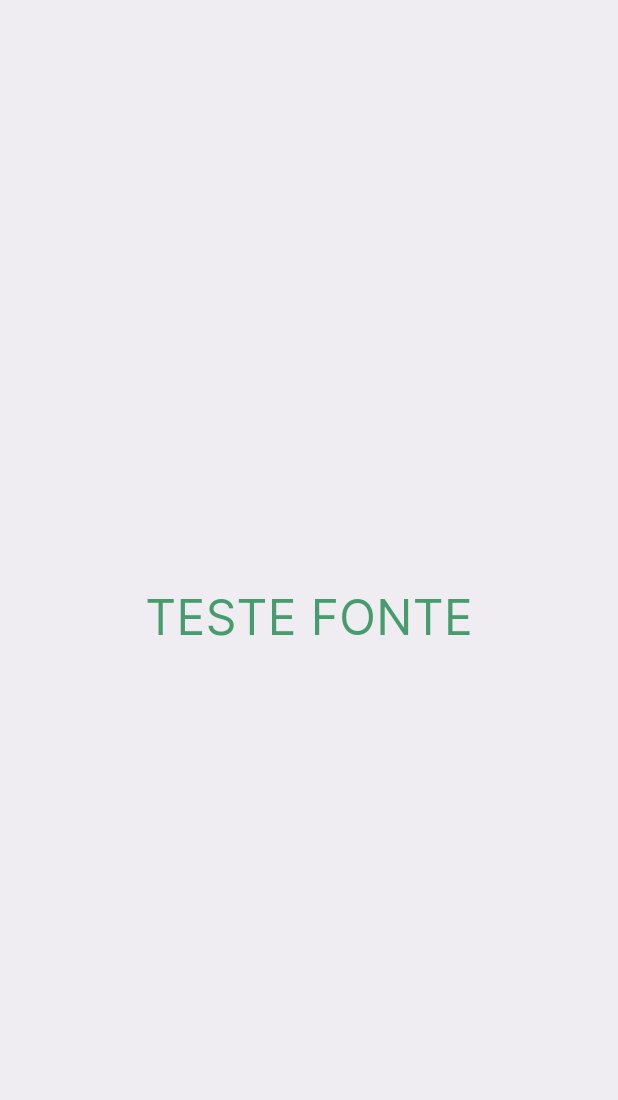
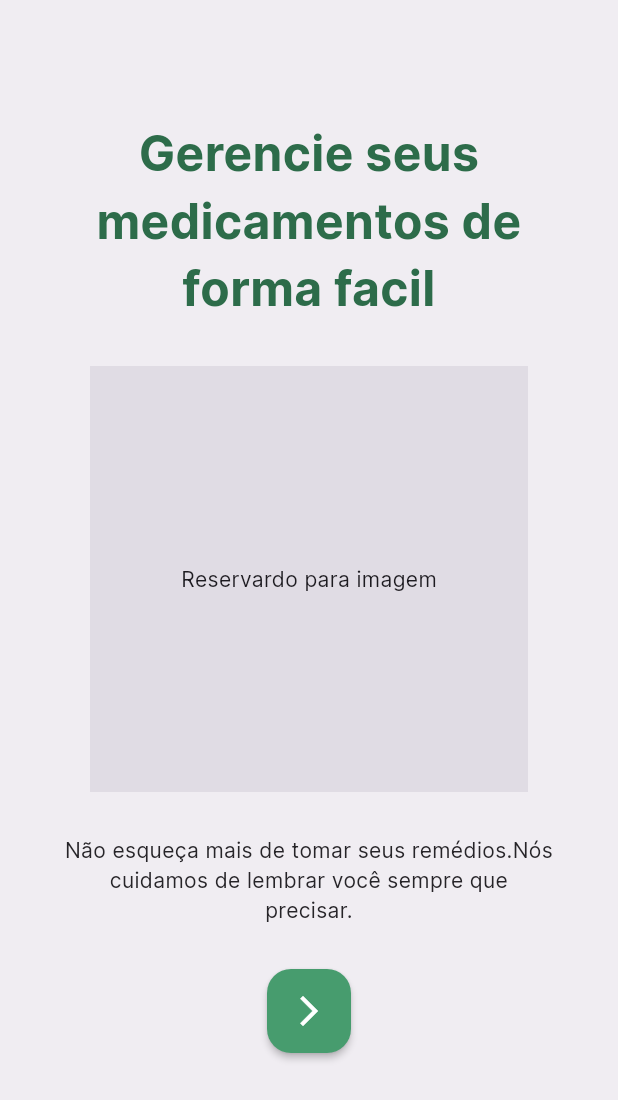
Before and after one commit to smiqueias/saude_agendada, a Flutter app: the screen it shows after launch, on a phone screen of 412 x 824 dp. Shown: the top 1100 px of the screen. Run offline on Flutter 3.47's test engine with Material 3 defaults, Android fonts, the phone set to English and light mode, and no system bars; our stand-ins replace get_it, sembast.

Commit message:
welcome screen

```diff
--- a/lib/ui/screens/welcome/welcome_screen.dart
+++ b/lib/ui/screens/welcome/welcome_screen.dart
@@ -15,15 +15,54 @@ class _WelcomeScreenState extends State<WelcomeScreen> {
   Widget build(BuildContext context) {
     /// Example Theme Usage
     return Scaffold(
-      body: Container(
-        height: MediaQuery.of(context).size.height,
-        width: double.infinity,
-        color: context.colors.gray100,
+      backgroundColor: context.colors.gray100,
+      body: SafeArea(
+        minimum: const EdgeInsets.only(top: 80, left: 42, right: 42),
         child: Center(
-          child: Text(
-            "TESTE FONTE",
-            style: context.typography.textLarge.copyWith(
-              color: context.colors.greenBase,
+          child: Container(
+            height: MediaQuery.of(context).size.height,
+            width: double.infinity,
+            color: context.colors.gray100,
+            child: Column(
+              children: [
+                Text(
+                  textAlign: TextAlign.center,
+                  "Gerencie seus medicamentos de forma facil",
+                  style: context.typography.textLarge.copyWith(
+                    color: context.colors.greenDark,
+                  ),
+                ),
+                Container(
+                  margin: const EdgeInsets.only(top: 29),
+                  height: 284,
+                  width: 292,
+                  color: context.colors.gray300,
+                  child: const Center(child: Text('Reservardo para imagem')),
+                ),
+                Container(
+                  margin: const EdgeInsets.only(top: 29),
+                  child: Text(
+                    'Não esqueça mais de tomar seus remédios.'
+                    'Nós cuidamos de lembrar você sempre que precisar.',
+                    textAlign: TextAlign.center,
+                    style: context.typography.textMd.copyWith(
+                      color: context.colors.gray600,
+                    ),
+                  ),
+                ),
+                Container(
+                  margin: const EdgeInsets.only(top: 29),
+                  child: FloatingActionButton(
+                    backgroundColor: context.colors.greenBase,
+                    elevation: 2,
+                    onPressed: () {},
+                    child: Icon(
+                      Icons.arrow_forward_ios,
+                      color: context.colors.white,
+                    ),
+                  ),
+                )
+              ],
             ),
           ),
         ),
--- a/lib/ui/theme/color_scheme.dart
+++ b/lib/ui/theme/color_scheme.dart
@@ -19,6 +19,8 @@ final class AppColorScheme {
 
   /// Feedback
   final Color danger;
+  final Color white;
+  final Color black;
 
   AppColorScheme({
     required this.purpleLight,
@@ -33,6 +35,8 @@ final class AppColorScheme {
     required this.gray400,
     required this.gray500,
     required this.gray600,
+    required this.white,
+    required this.black,
     required this.danger,
   });
 
@@ -50,5 +54,6 @@ final class AppColorScheme {
       gray500: const Color(0xFF6B6572),
       gray600: const Color(0xFF262428),
       danger: const Color(0xFFC2464D),
-      );
+      white: const Color(0xFFFFFFFF),
+      black: const Color(0xFF000000));
 }
--- a/lib/ui/theme/typography.dart
+++ b/lib/ui/theme/typography.dart
@@ -107,7 +107,7 @@ final class AppTypography {
         ),
         textLarge = _baseTextStyle.copyWith(
           fontSize: fontSize.md_32,
-          fontWeight: fontWeight.regular,
+          fontWeight: fontWeight.bold,
           fontFamily: fontFamily,
           height: lineHeight.large,
         ),
```
Lines whose indentation alone changed are shown as unchanged.
